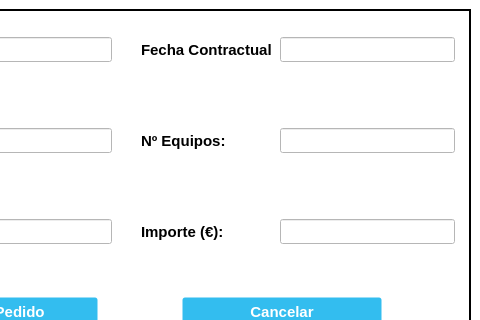
e-serrano/ERP_EIPSA, file UI_Files/NewOrder_Window.ui: the form before one commit; both pictures show x 200 to 680 and y 0 to 320 of the 680 by 425 pixel window.
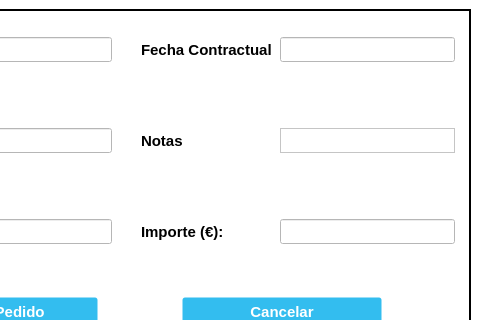
The form after the commit. Icons and pictures are not drawn.

```diff
--- a/UI_Files/NewOrder_Window.ui
+++ b/UI_Files/NewOrder_Window.ui
@@ -420,7 +420,7 @@
               </font>
              </property>
              <property name="text">
-              <string>Nº Equipos:</string>
+              <string>Notas</string>
              </property>
              <property name="alignment">
               <set>Qt::AlignLeading|Qt::AlignLeft|Qt::AlignVCenter</set>
@@ -508,7 +508,7 @@
             </spacer>
            </item>
            <item>
-            <widget class="QLineEdit" name="NumItems_NewOrder">
+            <widget class="QTextEdit" name="Notes_NewOrder">
              <property name="minimumSize">
               <size>
                <width>175</width>
@@ -526,9 +526,6 @@
                <pointsize>10</pointsize>
               </font>
              </property>
-             <property name="alignment">
-              <set>Qt::AlignCenter</set>
-             </property>
             </widget>
            </item>
            <item>
```
Left out of the diff: 8 changed lines with no effect on the pictures.
